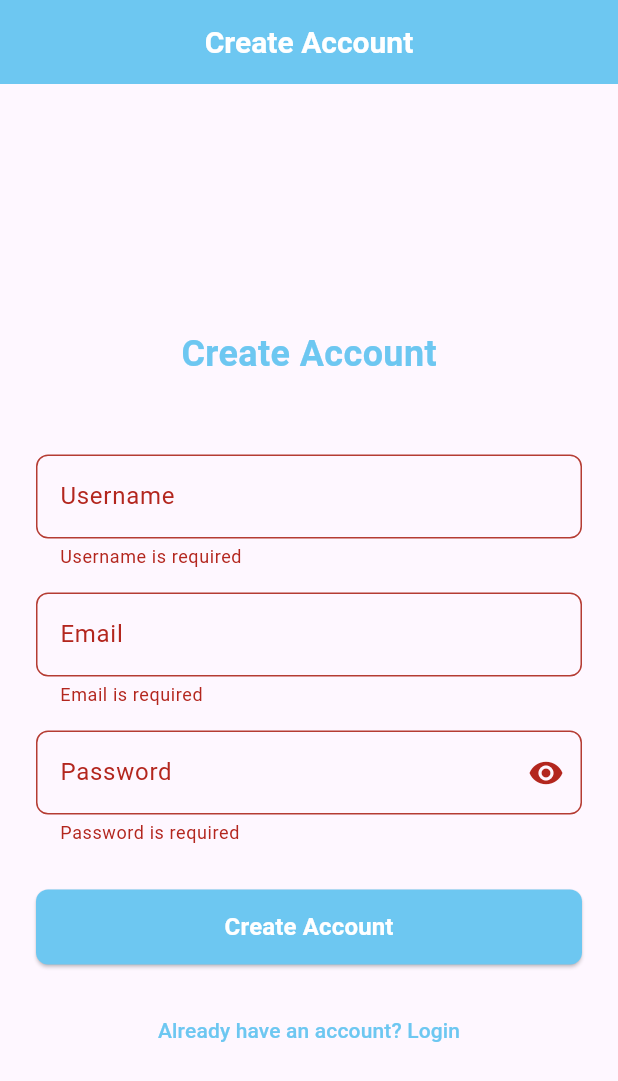
After one commit to thatsmeeee/reviewblog1, a Flutter app: the SignupScreen screen opened by its route, after a tap on "Create Account", on a phone screen of 412 x 824 dp. The commit adds this screen. Shown: the top 1081 px of the screen. Run offline on Flutter 3.47's test engine with Material 3 defaults, Android fonts, the phone set to English and light mode, and no system bars; our stand-ins replace go_router, supabase_flutter; accounts and stored records are empty; Roboto replaces fonts that are missing (Arial).

Commit message:
Add signup functionality and fix authentication flow
- Add signup page with form validation
- Create AuthService.signup() method for user registration
- Add username validator to validators.dart
- Fix GoRouter navigation issues
- Add HTTP cleartext permission for Android
- Improve error handling for email confirmation
- Add detailed comments for login flow
- Fix layout overflow with SingleChildScrollView

```diff
--- a/lib/main.dart
+++ b/lib/main.dart
@@ -1,20 +1,28 @@
 import 'package:flutter/material.dart';
 import 'package:go_router/go_router.dart';
 import 'screens/login_page.dart';
+import 'screens/signup_page.dart';
+import 'services/supabase_service.dart';
 
-void main() {
-  // runApp  is the starts the flutter app
-  runApp(MyApp());
+void main() async {
+  WidgetsFlutterBinding.ensureInitialized();
+  await SupabaseService.initialize();
+  runApp(const MyApp());
 }
 
 //create go router
 // the '_' is indicating private virable
 final GoRouter _rounter = GoRouter(
   initialLocation: '/', // this is the first screen when app starts
-  routes: [GoRoute(path: '/', builder: (context, state) => LoginScreen())],
+  routes: [
+    GoRoute(path: '/', builder: (context, state) => LoginScreen()),
+    GoRoute(path: '/signup', builder: (context, state) => SignupScreen()),
+  ],
 );
 
 class MyApp extends StatelessWidget {
+  const MyApp({super.key});
+
   @override
   Widget build(BuildContext context) {
     return MaterialApp.router(routerConfig: _rounter);
--- /dev/null
+++ b/lib/screens/signup_page.dart
@@ -0,0 +1,160 @@
+import 'package:flutter/material.dart';
+import '../styles/apptext_styles.dart';
+import '../widgets/app_widgets.dart';
+import '../services/auth_server.dart';
+import '../utils/validators.dart';
+import 'package:go_router/go_router.dart';
+
+class SignupScreen extends StatefulWidget {
+  const SignupScreen({super.key});
+
+  @override
+  State<SignupScreen> createState() => _SignupPageState();
+}
+
+class _SignupPageState extends State<SignupScreen> {
+  final _formKey = GlobalKey<FormState>();
+  final _emailController = TextEditingController();
+  final _passwordController = TextEditingController();
+  final _usernameController = TextEditingController();
+
+  bool _isLoading = false;
+  bool _obscurePassword = true;
+  String? _signupError;
+
+  @override
+  void dispose() {
+    _emailController.dispose();
+    _passwordController.dispose();
+    _usernameController.dispose();
+    super.dispose();
+  }
+
+  Future<void> _signup() async {
+    setState(() => _signupError = null);
+
+    if (!_formKey.currentState!.validate()) return;
+
+    setState(() => _isLoading = true);
+
+    final success = await AuthService.signup(
+      email: _emailController.text.trim(),
+      password: _passwordController.text,
+      username: _usernameController.text.trim(),
+    );
+
+    if (!mounted) return;
+
+    setState(() => _isLoading = false);
+    if (!success) {
+      setState(
+        () =>
+            _signupError = 'Signup failed. Email confirmation may be required.',
+      );
+    } else {
+      // Show success message and navigate to login
+      ScaffoldMessenger.of(context).showSnackBar(
+        const SnackBar(
+          content: Text(
+            'Account created! If email confirmation is required, please check your email.',
+          ),
+          backgroundColor: Colors.green,
+          duration: Duration(seconds: 5),
+        ),
+      );
+      context.pushReplacement('/');
+    }
+  }
+
+  @override
+  Widget build(BuildContext context) {
+    return Scaffold(
+      appBar: AppBar(
+        title: const Text("Create Account", style: AppTextStyles.logintitle),
+        backgroundColor: const Color.fromARGB(255, 109, 199, 241),
+        centerTitle: true,
+      ),
+      body: SafeArea(
+        child: Center(
+          child: Padding(
+            padding: const EdgeInsets.symmetric(horizontal: 24),
+            child: ConstrainedBox(
+              constraints: const BoxConstraints(maxWidth: 500),
+              child: SingleChildScrollView(
+                child: Form(
+                  key: _formKey,
+                  child: Column(
+                    children: [
+                      const SizedBox(height: 50),
+                      Text('Create Account', style: AppTextStyles.loginheader),
+                      const SizedBox(height: 50),
+                      buildAppTextField(
+                        controller: _usernameController,
+                        label: "Username",
+                        textInputAction: TextInputAction.next,
+                        validator: Validators.username,
+                      ),
+                      const SizedBox(height: 16),
+                      buildAppTextField(
+                        controller: _emailController,
+                        label: "Email",
+                        keyboardType: TextInputType.emailAddress,
+                        textInputAction: TextInputAction.next,
+                        autofillHints: const [AutofillHints.email],
+                        validator: Validators.email,
+                      ),
+                      const SizedBox(height: 16),
+                      buildAppTextField(
+                        controller: _passwordController,
+                        label: "Password",
+                        obscureText: _obscurePassword,
+                        textInputAction: TextInputAction.done,
+                        autofillHints: const [AutofillHints.password],
+                        validator: Validators.password,
+                        suffixIcon: IconButton(
+                          icon: Icon(
+                            _obscurePassword
+                                ? Icons.visibility
+                                : Icons.visibility_off,
+                          ),
+                          onPressed: () {
+                            setState(() {
+                              _obscurePassword = !_obscurePassword;
+                            });
+                          },
+                        ),
+                      ),
+                      const SizedBox(height: 20),
+
+                      if (_signupError != null)
+                        Text(_signupError!, style: AppTextStyles.loginerror),
+
+                      const SizedBox(height: 10),
+                      buildPrimaryButton(
+                        text: "Create Account",
+                        isLoading: _isLoading,
+                        onPressed: _signup,
+                      ),
+                      const SizedBox(height: 20),
+                      TextButton(
+                        onPressed: () {
+                          context.pushReplacement('/');
+                        },
+                        child: const Text(
+                          'Already have an account? Login',
+                          style: TextStyle(
+                            color: Color.fromARGB(255, 109, 199, 241),
+                          ),
+                        ),
+                      ),
+                    ],
+                  ),
+                ),
+              ),
+            ),
+          ),
+        ),
+      ),
+    );
+  }
+}
--- a/lib/services/auth_server.dart
+++ b/lib/services/auth_server.dart
@@ -11,15 +11,18 @@ class AuthService {
     required String email,
     required String password,
   }) async {
+    // 1. Get Supabase client from SupabaseService singleton
     final client = SupabaseService.client;
 
     try {
-      // Step 1: Sign in with Supabase Auth
+      // 2. Authenticate user with Supabase Auth API
+      // This sends HTTP request to your Supabase instance
       final res = await client.auth.signInWithPassword(
         email: email,
         password: password,
       );
 
+      // 3. Check if authentication was successful
       if (res.user == null) {
         log('Login failed: invalid credentials');
         return null;
@@ -27,9 +30,10 @@ class AuthService {
 
       log('Login successful: ${res.user!.email}');
 
-      // Step 2: Fetch user profile from joel-profile table
+      // 4. Fetch user profile from joel-profile table
+      // This queries your database for the user's profile data
       final profile = await client
-          .from('joel-profile')
+          .from('joel_profile')
           .select()
           .eq(
             'id',
@@ -37,6 +41,7 @@ class AuthService {
           ) // assuming your profile ID matches auth user ID
           .maybeSingle(); // returns Map<String, dynamic> or null
 
+      // 5. Check if profile exists in database
       if (profile == null) {
         log('Profile not found for user: ${res.user!.email}');
         return null;
@@ -50,6 +55,82 @@ class AuthService {
     } catch (e) {
       log('Unexpected login error: $e');
       return null;
+    }
+  }
+
+  /// Signs up a new user and creates their profile
+  static Future<bool> signup({
+    required String email,
+    required String password,
+    required String username,
+  }) async {
+    final client = SupabaseService.client;
+
+    try {
+      // Step 1: Create user in Supabase Auth
+      final authResponse = await client.auth.signUp(
+        email: email,
+        password: password,
+        data: {'username': username},
+      );
+
+      // Check if user was created (even if confirmation is pending)
+      if (authResponse.user == null) {
+        log('Signup failed: could not create auth user');
+        return false;
+      }
+
+      log('Auth user created: ${authResponse.user!.email}');
+      log('Email confirmation: ${authResponse.user!.emailConfirmedAt}');
+
+      // Step 2: Try to auto-login to bypass email confirmation
+      try {
+        final loginResponse = await client.auth.signInWithPassword(
+          email: email,
+          password: password,
+        );
+
+        if (loginResponse.user != null) {
+          log('Auto-login successful after signup');
+        }
+      } catch (e) {
+        log('Auto-login failed (expected if email confirmation required): $e');
+      }
+
+      // Step 3: Create user profile in joel_profile table
+      final profileData = {
+        'id': authResponse.user!.id,
+        'email': email,
+        'username': username,
+        'created_at': DateTime.now().toIso8601String(),
+        'updated_at': DateTime.now().toIso8601String(),
+      };
+
+      final profileResponse = await client
+          .from('joel_profile')
+          .insert(profileData);
+
+      if (profileResponse.error != null) {
+        log('Profile creation failed: ${profileResponse.error!.message}');
+        return false;
+      }
+
+      log('Profile created successfully for user: $username');
+      return true;
+    } on AuthException catch (e) {
+      log('Supabase auth signup error: ${e.message}');
+      log('Auth error details: ${e.toString()}');
+
+      // Check if user was created but needs email confirmation
+      if (e.message.contains('confirmation') || e.message.contains('email')) {
+        log('User created but email confirmation required');
+        return true; // User was created, just needs confirmation
+      }
+      return false;
+    } catch (e) {
+      log('Unexpected signup error: $e');
+      log('Error type: ${e.runtimeType}');
+      return false;
     }
   }
 
--- a/lib/services/supabase_service.dart
+++ b/lib/services/supabase_service.dart
@@ -22,7 +22,6 @@ class SupabaseService {
           'eyJhbGciOiJIUzI1NiIsInR5cCI6IkpXVCJ9.eyJpYXQiOjE3NzA5NTA3ODgsImV4cCI6MTg5MzQ1NjAwMCwicm9sZSI6ImFub24iLCJpc3MiOiJzdXBhYmFzZSJ9.xbUmbbWt1CBMd2JpnkL24A54Sa25OgRCjkcsB-odlh4',
       debug: true,
     );
-
     // Store the initialized client
     _client = Supabase.instance.client;
   }
--- a/lib/utils/validators.dart
+++ b/lib/utils/validators.dart
@@ -12,4 +12,14 @@ class Validators {
     if (value.length < 6) return "Password must be at least 6 characters";
     return null;
   }
+
+  static String? username(String? value) {
+    if (value == null || value.isEmpty) return "Username is required";
+    if (value.length < 3) return "Username must be at least 3 characters";
+    if (value.length > 20) return "Username must be less than 20 characters";
+    if (!RegExp(r'^[a-zA-Z0-9_]+$').hasMatch(value)) {
+      return "Username can only contain letters, numbers, and underscores";
+    }
+    return null;
+  }
 }
```
Also changed, not shown: lib/screens/login_page.dart (+27 -5 lines), .snapshots/config.json (added), 3 other files.
